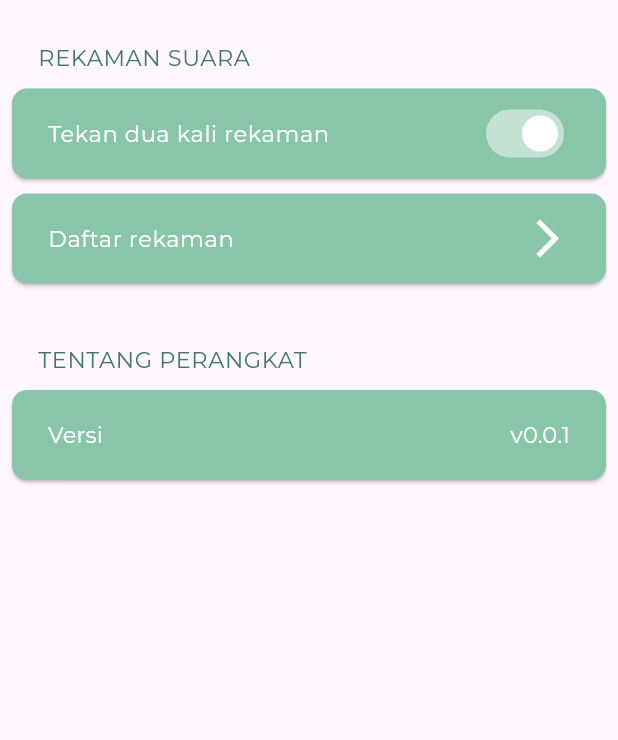
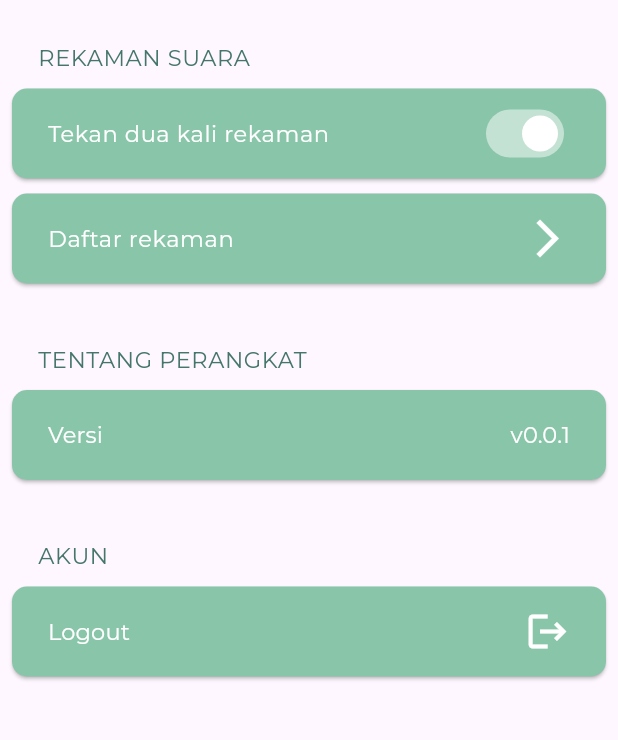
Before and after one commit to KatoPrak/caricelahyuk, a Flutter app: the SetelanScreen screen opened directly, on a phone screen of 412 x 824 dp, the part 105-845 px from its top. Run offline on Flutter 3.47's test engine with Material 3 defaults, Android fonts, the phone set to English and light mode, and no system bars; our stand-ins replace cloud_firestore, firebase_auth, firebase_core, google_fonts, image_picker, webview_flutter; accounts and stored records are empty.

Commit message:
10/06/24

```diff
--- a/lib/main.dart
+++ b/lib/main.dart
@@ -10,6 +10,7 @@ import 'package:cari_celah/screen/splash.dart';
 import 'package:flutter/material.dart';
 import 'package:firebase_core/firebase_core.dart';
 import 'package:cari_celah/firebase_options.dart';
+import 'package:webview_flutter/webview_flutter.dart';
 
 void main() async {
   WidgetsFlutterBinding.ensureInitialized();
@@ -32,11 +33,8 @@ class MyApp extends StatelessWidget {
       ),
       initialRoute: '/',
       routes: {
-        '/': (context) => LoginPage(),
+        '/': (context) => RegisterForm(),
         '/home': (context) => SplashScreen(),
-      },
-      onUnknownRoute: (settings) {
-        return MaterialPageRoute(builder: (context) => RegisterPage());
       },
     );
   }
--- a/lib/screen/home/setelan_page.dart
+++ b/lib/screen/home/setelan_page.dart
@@ -1,3 +1,4 @@
+import 'package:firebase_auth/firebase_auth.dart';
 import 'package:flutter/material.dart';
 import 'package:google_fonts/google_fonts.dart';
 
@@ -220,6 +221,84 @@ class _SetelanScreenState extends State<SetelanScreen> {
                     ),
                   ),
                 ),
+                SizedBox(height: 40),
+                Text(
+                  '    AKUN',
+                  style: GoogleFonts.montserrat(
+                    textStyle: TextStyle(
+                      color: Color.fromARGB(255, 69, 118, 108),
+                      fontSize: 15,
+                      fontWeight: FontWeight.normal,
+                      letterSpacing: 0.4,
+                    ),
+                  ),
+                ),
+                SizedBox(height: 10), // Add space between buttons
+                SizedBox(
+                  height: 60, // Increased button height
+                  child: ElevatedButton(
+                    onPressed: () {
+                      // Show logout confirmation dialog
+                      showDialog(
+                        context: context,
+                        builder: (BuildContext context) {
+                          return AlertDialog(
+                            title: Text('Logout'),
+                            content: Text('Are you sure you want to logout?'),
+                            actions: [
+                              TextButton(
+                                child: Text('Cancel'),
+                                onPressed: () {
+                                  Navigator.of(context).pop();
+                                },
+                              ),
+                              TextButton(
+                                child: Text('Logout'),
+                                onPressed: () async {
+                                  Navigator.of(context).pop();
+                                  // Add your logout functionality here
+                                  await FirebaseAuth.instance.signOut();
+                                  // Navigate to the login screen
+                                  Navigator.pushReplacementNamed(
+                                      context, '/');
+                                },
+                              ),
+                            ],
+                          );
+                        },
+                      );
+                    },
+                    style: ElevatedButton.styleFrom(
+                      backgroundColor: Color.fromARGB(
+                          255, 137, 197, 169), // background color
+                      disabledBackgroundColor: Colors.white, // foreground color
+                      shape: RoundedRectangleBorder(
+                        borderRadius:
+                            BorderRadius.circular(10), // Set border radius
+                      ),
+                    ),
+                    child: Row(
+                      mainAxisAlignment: MainAxisAlignment.spaceBetween,
+                      children: [
+                        Text(
+                          'Logout',
+                          style: GoogleFonts.montserrat(
+                            textStyle: TextStyle(
+                              color: Colors.white,
+                              fontSize: 15,
+                              fontWeight: FontWeight.normal,
+                            ),
+                          ),
+                        ),
+                        Icon(
+                          Icons.logout,
+                          color: Colors.white,
+                          size: 30,
+                        ),
+                      ],
+                    ),
+                  ),
+                ),
               ],
             ),
           ],
--- a/lib/screen/login/login_page.dart
+++ b/lib/screen/login/login_page.dart
@@ -242,7 +242,7 @@ class _LoginFormState extends State<LoginForm> {
                         Navigator.push(
                           context,
                           MaterialPageRoute(
-                              builder: (context) => RegisterPage()),
+                              builder: (context) =>  RegisterForm ()),
                         );
                       },
                       child: Text(
--- a/lib/screen/login/register_page.dart
+++ b/lib/screen/login/register_page.dart
@@ -9,7 +9,7 @@ class FirebaseAuthService {
 
   Future<void> registerUser(String username, String email) async {
     try {
-      await _firestore.collection('users').doc().set({
+      await _firestore.collection('users').doc(username).set({
         'username': username,
         'email': email,
       });
--- a/lib/screen/login/second_landing_page.dart
+++ b/lib/screen/login/second_landing_page.dart
@@ -106,7 +106,7 @@ class LandingPage2 extends StatelessWidget {
                           Navigator.push(
                             context,
                             MaterialPageRoute(
-                                builder: (context) => RegisterPage()),
+                                builder: (context) => RegisterForm()),
                           );
                         },
                         child: Text(
--- a/pubspec.yaml
+++ b/pubspec.yaml
@@ -42,6 +42,9 @@ dependencies:
   image_card: ^0.0.4
   image_picker: ^1.1.1
   webview_flutter: ^4.8.0
+  crypto: ^3.0.3
+  toast: ^0.3.0
+  http: ^1.2.1
 
 dev_dependencies:
   flutter_test:
@@ -67,7 +70,7 @@ flutter:
   # To add assets to your application, add an assets section, like this:
   assets:
     - lib/image/
-    - lib/maps/map.html
+    - lib/widget/map.html
   #   - images/a_dot_ham.jpeg
 
   # An image asset can refer to one or more resolution-specific "variants", see
```
Also changed, not shown: lib/screen/component/bottom_navigation.dart (+8 -6 lines), lib/screen/home/dashboard.dart (+44 -16 lines), lib/screen/home/peta_page.dart (+20 -11 lines), lib/widget/maps_widget.dart (+41 -26 lines), pubspec.lock, 3 other files.
